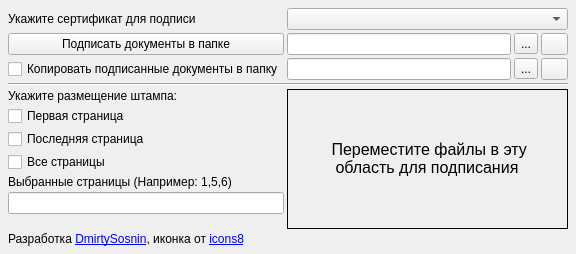
The window that UI/main.ui (DimulyaPlay/DocumentSIGner) describes before a commit, drawn with Qt 5.
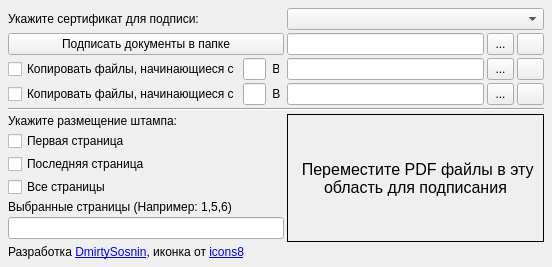
The same window after the commit. Icons and pictures are not drawn.

Commit message: -word2pdf +prefix fields

Diff of the .ui file:
```diff
--- a/UI/main.ui
+++ b/UI/main.ui
@@ -6,8 +6,8 @@
    <rect>
     <x>0</x>
     <y>0</y>
-    <width>576</width>
-    <height>254</height>
+    <width>552</width>
+    <height>252</height>
    </rect>
   </property>
   <property name="windowTitle">
@@ -30,93 +30,50 @@
     <property name="spacing">
      <number>3</number>
     </property>
-    <item row="10" column="0">
-     <spacer name="verticalSpacer">
-      <property name="orientation">
-       <enum>Qt::Vertical</enum>
+    <item row="2" column="4">
+     <widget class="QLineEdit" name="lineEdit_output">
+      <property name="sizePolicy">
+       <sizepolicy hsizetype="Preferred" vsizetype="Fixed">
+        <horstretch>0</horstretch>
+        <verstretch>0</verstretch>
+       </sizepolicy>
       </property>
-      <property name="sizeHint" stdset="0">
+     </widget>
+    </item>
+    <item row="2" column="2">
+     <widget class="QLabel" name="label_6">
+      <property name="sizePolicy">
+       <sizepolicy hsizetype="Maximum" vsizetype="Preferred">
+        <horstretch>0</horstretch>
+        <verstretch>0</verstretch>
+       </sizepolicy>
+      </property>
+      <property name="maximumSize">
        <size>
-        <width>20</width>
-        <height>40</height>
+        <width>10</width>
+        <height>16777215</height>
        </size>
       </property>
-     </spacer>
-    </item>
-    <item row="6" column="0">
-     <widget class="QCheckBox" name="checkBox_last_page">
       <property name="text">
-       <string>Последняя страница</string>
+       <string> В</string>
       </property>
      </widget>
     </item>
-    <item row="7" column="0">
+    <item row="4" column="0" colspan="7">
+     <widget class="Line" name="line">
+      <property name="orientation">
+       <enum>Qt::Horizontal</enum>
+      </property>
+     </widget>
+    </item>
+    <item row="8" column="0" colspan="4">
      <widget class="QCheckBox" name="checkBox_all_pages">
       <property name="text">
        <string>Все страницы</string>
       </property>
      </widget>
     </item>
-    <item row="2" column="0">
-     <widget class="QCheckBox" name="checkBox_copy">
-      <property name="text">
-       <string>Копировать подписанные документы в папку</string>
-      </property>
-      <property name="tristate">
-       <bool>false</bool>
-      </property>
-     </widget>
-    </item>
-    <item row="1" column="2">
-     <widget class="QToolButton" name="toolButton_input">
-      <property name="text">
-       <string>...</string>
-      </property>
-     </widget>
-    </item>
-    <item row="5" column="0">
-     <widget class="QCheckBox" name="checkBox_first_page">
-      <property name="text">
-       <string>Первая страница</string>
-      </property>
-     </widget>
-    </item>
-    <item row="9" column="0">
-     <widget class="QLineEdit" name="lineEdit_chosen_pages"/>
-    </item>
-    <item row="0" column="0">
-     <widget class="QLabel" name="label">
-      <property name="sizePolicy">
-       <sizepolicy hsizetype="Minimum" vsizetype="Preferred">
-        <horstretch>0</horstretch>
-        <verstretch>0</verstretch>
-       </sizepolicy>
-      </property>
-      <property name="text">
-       <string>Укажите сертификат для подписи</string>
-      </property>
-      <property name="alignment">
-       <set>Qt::AlignLeading|Qt::AlignLeft|Qt::AlignVCenter</set>
-      </property>
-     </widget>
-    </item>
-    <item row="4" column="0">
-     <widget class="QLabel" name="label_4">
-      <property name="sizePolicy">
-       <sizepolicy hsizetype="Preferred" vsizetype="Maximum">
-        <horstretch>0</horstretch>
-        <verstretch>0</verstretch>
-       </sizepolicy>
-      </property>
-      <property name="text">
-       <string>Укажите размещение штампа:</string>
-      </property>
-     </widget>
-    </item>
-    <item row="1" column="1">
-     <widget class="QLineEdit" name="lineEdit_input"/>
-    </item>
-    <item row="8" column="0">
+    <item row="9" column="0" colspan="4">
      <widget class="QLabel" name="label_3">
       <property name="sizePolicy">
        <sizepolicy hsizetype="Preferred" vsizetype="Maximum">
@@ -129,35 +86,64 @@
       </property>
      </widget>
     </item>
-    <item row="11" column="0" colspan="3">
-     <widget class="QLabel" name="label_5">
+    <item row="10" column="0" colspan="4">
+     <widget class="QLineEdit" name="lineEdit_chosen_pages"/>
+    </item>
+    <item row="1" column="6">
+     <widget class="QToolButton" name="toolButton_open_input">
+      <property name="minimumSize">
+       <size>
+        <width>27</width>
+        <height>22</height>
+       </size>
+      </property>
+      <property name="maximumSize">
+       <size>
+        <width>27</width>
+        <height>22</height>
+       </size>
+      </property>
       <property name="text">
-       <string>&lt;html&gt;&lt;head/&gt;&lt;body&gt;&lt;p&gt;Разработка &lt;a href=&quot;https://boosty.to/microrazrab&quot;&gt;&lt;span style=&quot; text-decoration: underline; color:#0000ff;&quot;&gt;DmirtySosnin&lt;/span&gt;&lt;/a&gt;, иконка от &lt;a href=&quot;https://icons8.ru/&quot;&gt;&lt;span style=&quot; text-decoration: underline; color:#0000ff;&quot;&gt;icons8&lt;/span&gt;&lt;/a&gt;&lt;/p&gt;&lt;/body&gt;&lt;/html&gt;</string>
+       <string/>
       </property>
-      <property name="textFormat">
-       <enum>Qt::RichText</enum>
+      <property name="icon">
+       <iconset>
+        <normaloff>icons8-открыть-папку-50.png</normaloff>icons8-открыть-папку-50.png</iconset>
       </property>
      </widget>
     </item>
-    <item row="2" column="1">
-     <widget class="QLineEdit" name="lineEdit_output"/>
-    </item>
-    <item row="1" column="0">
+    <item row="1" column="0" colspan="4">
      <widget class="QPushButton" name="pushButton">
       <property name="text">
        <string>Подписать документы в папке</string>
       </property>
      </widget>
     </item>
-    <item row="2" column="2">
-     <widget class="QToolButton" name="toolButton_output">
+    <item row="6" column="0" colspan="4">
+     <widget class="QCheckBox" name="checkBox_first_page">
       <property name="text">
-       <string>...</string>
+       <string>Первая страница</string>
       </property>
      </widget>
     </item>
-    <item row="1" column="3">
-     <widget class="QToolButton" name="toolButton_open_input">
+    <item row="0" column="4" colspan="3">
+     <widget class="QComboBox" name="comboBox_certs">
+      <property name="sizePolicy">
+       <sizepolicy hsizetype="Expanding" vsizetype="Fixed">
+        <horstretch>0</horstretch>
+        <verstretch>0</verstretch>
+       </sizepolicy>
+      </property>
+      <property name="maximumSize">
+       <size>
+        <width>296</width>
+        <height>16777215</height>
+       </size>
+      </property>
+     </widget>
+    </item>
+    <item row="1" column="5">
+     <widget class="QToolButton" name="toolButton_input">
       <property name="minimumSize">
        <size>
         <width>27</width>
@@ -171,15 +157,11 @@
        </size>
       </property>
       <property name="text">
-       <string/>
-      </property>
-      <property name="icon">
-       <iconset>
-        <normaloff>icons8-открыть-папку-50.png</normaloff>icons8-открыть-папку-50.png</iconset>
+       <string>...</string>
       </property>
      </widget>
     </item>
-    <item row="2" column="3">
+    <item row="2" column="6">
      <widget class="QToolButton" name="toolButton_open_output">
       <property name="minimumSize">
        <size>
@@ -202,8 +184,33 @@
       </property>
      </widget>
     </item>
-    <item row="4" column="1" rowspan="7" colspan="3">
+    <item row="2" column="5">
+     <widget class="QToolButton" name="toolButton_output">
+      <property name="minimumSize">
+       <size>
+        <width>27</width>
+        <height>22</height>
+       </size>
+      </property>
+      <property name="maximumSize">
+       <size>
+        <width>27</width>
+        <height>22</height>
+       </size>
+      </property>
+      <property name="text">
+       <string>...</string>
+      </property>
+     </widget>
+    </item>
+    <item row="5" column="4" rowspan="7" colspan="3">
      <widget class="QFrame" name="frame_dropzone">
+      <property name="sizePolicy">
+       <sizepolicy hsizetype="Minimum" vsizetype="Preferred">
+        <horstretch>0</horstretch>
+        <verstretch>0</verstretch>
+       </sizepolicy>
+      </property>
       <property name="acceptDrops">
        <bool>true</bool>
       </property>
@@ -217,7 +224,7 @@
        <item>
         <widget class="QLabel" name="label_2">
          <property name="sizePolicy">
-          <sizepolicy hsizetype="Maximum" vsizetype="Maximum">
+          <sizepolicy hsizetype="Preferred" vsizetype="Preferred">
            <horstretch>0</horstretch>
            <verstretch>0</verstretch>
           </sizepolicy>
@@ -231,7 +238,7 @@
           <bool>true</bool>
          </property>
          <property name="text">
-          <string> Переместите файлы в эту
+          <string> Переместите PDF файлы в эту
 область для подписания</string>
          </property>
          <property name="textFormat">
@@ -251,13 +258,147 @@
       </layout>
      </widget>
     </item>
-    <item row="0" column="1" colspan="3">
-     <widget class="QComboBox" name="comboBox_certs"/>
+    <item row="3" column="6">
+     <widget class="QToolButton" name="toolButton_open_output1">
+      <property name="minimumSize">
+       <size>
+        <width>27</width>
+        <height>22</height>
+       </size>
+      </property>
+      <property name="maximumSize">
+       <size>
+        <width>27</width>
+        <height>22</height>
+       </size>
+      </property>
+      <property name="text">
+       <string/>
+      </property>
+      <property name="icon">
+       <iconset>
+        <normaloff>icons8-открыть-папку-50.png</normaloff>icons8-открыть-папку-50.png</iconset>
+      </property>
+     </widget>
     </item>
-    <item row="3" column="0" colspan="4">
-     <widget class="Line" name="line">
+    <item row="5" column="0" colspan="4">
+     <widget class="QLabel" name="label_4">
+      <property name="sizePolicy">
+       <sizepolicy hsizetype="Preferred" vsizetype="Maximum">
+        <horstretch>0</horstretch>
+        <verstretch>0</verstretch>
+       </sizepolicy>
+      </property>
+      <property name="text">
+       <string>Укажите размещение штампа:</string>
+      </property>
+     </widget>
+    </item>
+    <item row="1" column="4">
+     <widget class="QLineEdit" name="lineEdit_input">
+      <property name="sizePolicy">
+       <sizepolicy hsizetype="Preferred" vsizetype="Fixed">
+        <horstretch>0</horstretch>
+        <verstretch>0</verstretch>
+       </sizepolicy>
+      </property>
+     </widget>
+    </item>
+    <item row="7" column="0" colspan="4">
+     <widget class="QCheckBox" name="checkBox_last_page">
+      <property name="text">
+       <string>Последняя страница</string>
+      </property>
+     </widget>
+    </item>
+    <item row="11" column="1">
+     <spacer name="verticalSpacer">
       <property name="orientation">
-       <enum>Qt::Horizontal</enum>
+       <enum>Qt::Vertical</enum>
+      </property>
+      <property name="sizeHint" stdset="0">
+       <size>
+        <width>20</width>
+        <height>40</height>
+       </size>
+      </property>
+     </spacer>
+    </item>
+    <item row="0" column="0" colspan="4">
+     <widget class="QLabel" name="label">
+      <property name="sizePolicy">
+       <sizepolicy hsizetype="Minimum" vsizetype="Preferred">
+        <horstretch>0</horstretch>
+        <verstretch>0</verstretch>
+       </sizepolicy>
+      </property>
+      <property name="text">
+       <string>Укажите сертификат для подписи:</string>
+      </property>
+      <property name="alignment">
+       <set>Qt::AlignLeading|Qt::AlignLeft|Qt::AlignVCenter</set>
+      </property>
+     </widget>
+    </item>
+    <item row="3" column="5">
+     <widget class="QToolButton" name="toolButton_output1">
+      <property name="minimumSize">
+       <size>
+        <width>27</width>
+        <height>22</height>
+       </size>
+      </property>
+      <property name="maximumSize">
+       <size>
+        <width>27</width>
+        <height>22</height>
+       </size>
+      </property>
+      <property name="text">
+       <string>...</string>
+      </property>
+     </widget>
+    </item>
+    <item row="2" column="1">
+     <widget class="QLineEdit" name="lineEdit_prefix"/>
+    </item>
+    <item row="3" column="4">
+     <widget class="QLineEdit" name="lineEdit_output1"/>
+    </item>
+    <item row="2" column="0">
+     <widget class="QCheckBox" name="checkBox_copy">
+      <property name="text">
+       <string>Копировать файлы, начинающиеся с</string>
+      </property>
+      <property name="tristate">
+       <bool>false</bool>
+      </property>
+     </widget>
+    </item>
+    <item row="3" column="2">
+     <widget class="QLabel" name="label_7">
+      <property name="text">
+       <string> В</string>
+      </property>
+     </widget>
+    </item>
+    <item row="3" column="1">
+     <widget class="QLineEdit" name="lineEdit_prefix1"/>
+    </item>
+    <item row="3" column="0">
+     <widget class="QCheckBox" name="checkBox_copy1">
+      <property name="text">
+       <string>Копировать файлы, начинающиеся с</string>
+      </property>
+     </widget>
+    </item>
+    <item row="12" column="0" colspan="7">
+     <widget class="QLabel" name="label_5">
+      <property name="text">
+       <string>&lt;html&gt;&lt;head/&gt;&lt;body&gt;&lt;p&gt;Разработка &lt;a href=&quot;https://boosty.to/microrazrab&quot;&gt;&lt;span style=&quot; text-decoration: underline; color:#0000ff;&quot;&gt;DmirtySosnin&lt;/span&gt;&lt;/a&gt;, иконка от &lt;a href=&quot;https://icons8.ru/&quot;&gt;&lt;span style=&quot; text-decoration: underline; color:#0000ff;&quot;&gt;icons8&lt;/span&gt;&lt;/a&gt;&lt;/p&gt;&lt;/body&gt;&lt;/html&gt;</string>
+      </property>
+      <property name="textFormat">
+       <enum>Qt::RichText</enum>
       </property>
      </widget>
     </item>
```
Left out of the diff: 6 changed lines with no effect on the pictures. The commit also changes 4 other files.
